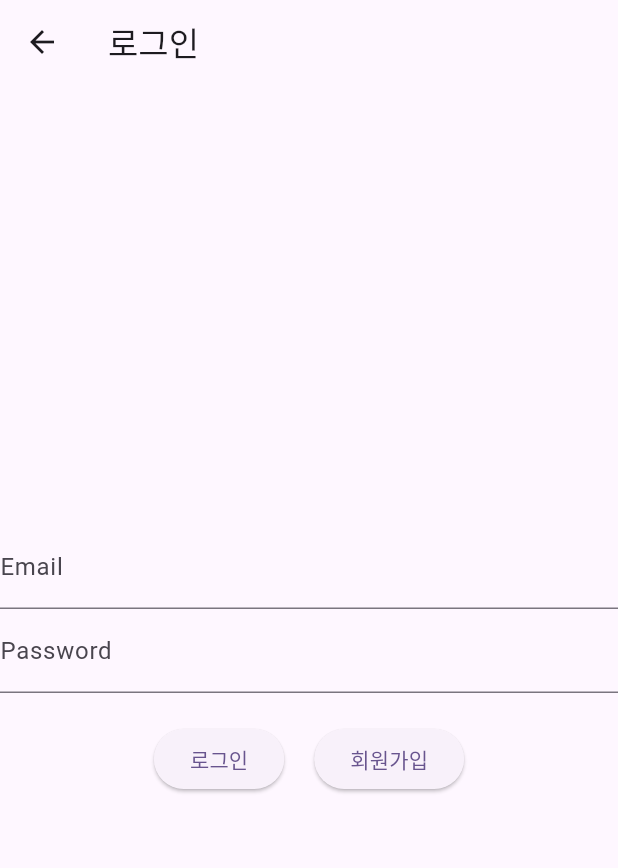
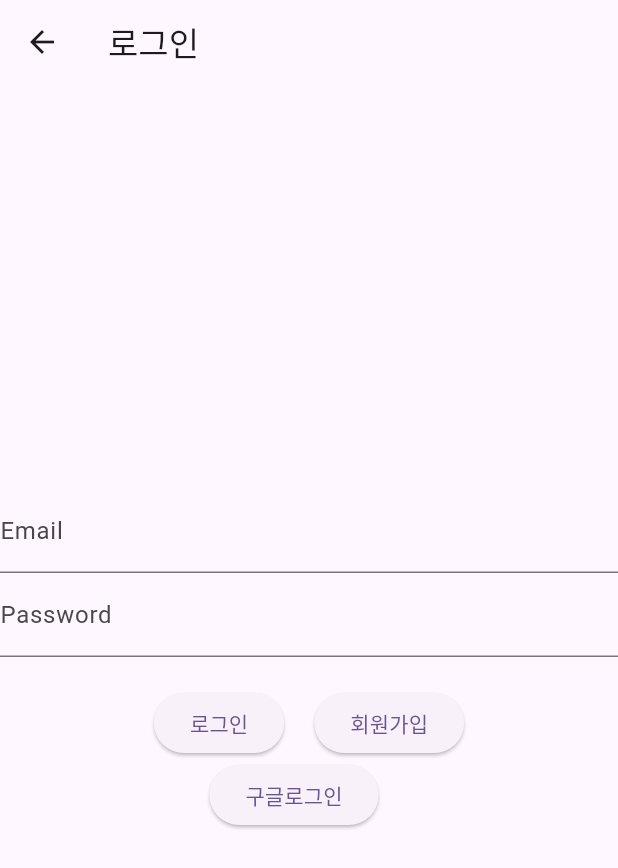
Before and after one commit to seeminglyjs/vapps, a Flutter app: the screen it shows after launch, after a tap on the "login" icon, on a phone screen of 412 x 824 dp. Shown: the top 868 px of the screen. Run offline on Flutter 3.47's test engine with Material 2 defaults, Android fonts, the phone set to English and light mode, and no system bars; our stand-ins replace firebase_auth, firebase_core, google_sign_in, logger; accounts and stored records are empty; network calls fail.

Commit message:
20231117구글연동1차

```diff
--- a/lib/main.dart
+++ b/lib/main.dart
@@ -1,9 +1,7 @@
-import 'package:firebase_auth/firebase_auth.dart';
 import 'package:firebase_core/firebase_core.dart';
 import 'package:flutter/material.dart';
 import 'package:vapps/firebase_options.dart';
 import 'package:vapps/screens/home_screen.dart';
-import 'package:vapps/services/auth/auth_service.dart';
 import 'package:vapps/screens/join_screen.dart';
 import 'package:vapps/screens/signin_screen.dart';
 import 'package:logger/logger.dart';
@@ -13,7 +11,6 @@ Future<void> main() async {
   await Firebase.initializeApp(
     options: DefaultFirebaseOptions.currentPlatform,
   );
-  // await FirebaseAuth.instance.useAuthEmulator('localhost', 9099);
   runApp(const MyApp());
 }
 
--- a/lib/screens/home_screen.dart
+++ b/lib/screens/home_screen.dart
@@ -3,6 +3,8 @@ import 'package:flutter/material.dart';
 import 'package:vapps/main.dart';
 import 'package:vapps/screens/signin_screen.dart';
 import 'package:vapps/services/auth/auth_service.dart';
+import 'package:http/http.dart' as http;
+import 'dart:convert';
 
 class Home extends StatefulWidget {
   const Home({super.key});
@@ -13,12 +15,31 @@ class Home extends StatefulWidget {
 
 class _HomeState extends State<Home> {
   Future<User?>? currentUser;
-  AuthService authService = AuthService();
+  AuthService authService = AuthService(); //firebase 인증관련 객체
+
+  // 변수를 선언하여 서버로부터 받아온 데이터를 저장합니다.
+  Map<String, dynamic> data = {};
+
+  // 서버에서 데이터를 가져오는 함수
+  Future<void> fetchData() async {
+    var response = await http.get(Uri.parse('http://10.0.2.2:9937/test/dto'));
+    if (response.statusCode == 200) {
+      // 성공적으로 데이터를 가져온 경우
+      setState(() {
+        data = jsonDecode(utf8.decode(response.bodyBytes));
+      });
+    } else {
+      // 데이터를 가져오지 못한 경우에 대한 처리를 여기에 추가할 수 있습니다.
+      log.i('Failed to load data');
+    }
+  }
 
   @override
   void initState() {
     super.initState();
     _loadCurrentUser();
+    // 위젯이 생성될 때 데이터를 가져오도록 설정
+    fetchData();
   }
 
   Future<void> _loadCurrentUser() async {
@@ -87,7 +108,11 @@ class _HomeState extends State<Home> {
           ),
         ],
       ),
-      body: const Column(),
+      body: Column(children: <Widget>[
+        // 데이터를 표시하는 예제
+        Text('Name: ${data['name']}'),
+        Text('Age: ${data['age']}'),
+      ]),
     );
   }
 }
--- a/lib/screens/signin_screen.dart
+++ b/lib/screens/signin_screen.dart
@@ -1,12 +1,14 @@
 import 'package:flutter/material.dart';
 import 'package:vapps/services/auth/auth_service.dart';
 import 'package:vapps/screens/join_screen.dart';
+import 'package:vapps/services/auth/google_auth_service.dart';
 
 class SignIn extends StatelessWidget {
   SignIn({super.key});
   final TextEditingController _emailController = TextEditingController();
   final TextEditingController _passwordController = TextEditingController();
   final AuthService authService = AuthService();
+  final GoogleAuthService googleAuthService = GoogleAuthService();
 
   @override
   Widget build(BuildContext context) {
@@ -51,6 +53,18 @@ class SignIn extends StatelessWidget {
                 ),
               ],
             ),
+            Row(
+              mainAxisAlignment: MainAxisAlignment.center, // 가운데 정렬
+              children: <Widget>[
+                ElevatedButton(
+                  onPressed: () {
+                    googleAuthService.signInWithGoogle();
+                  },
+                  child: const Text('구글로그인'),
+                ),
+                const SizedBox(width: 20), // 간격 조절
+              ],
+            )
           ],
         ),
       ),
--- a/pubspec.yaml
+++ b/pubspec.yaml
@@ -33,6 +33,8 @@ dependencies:
   firebase_core: ^2.22.0
   firebase_auth: ^4.13.0
   logger: ^2.0.2+1
+  http: ^1.1.0
+  google_sign_in: ^6.1.6
 
   # The following adds the Cupertino Icons font to your application.
   # Use with the CupertinoIcons class for iOS style icons.
```
Also changed, not shown: lib/services/auth/google_auth_service.dart (added, +22 -0 lines), pubspec.lock, 1 other file.
